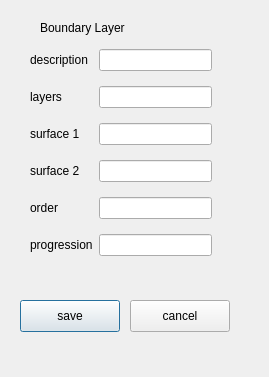
The window that bldialog.ui (Randi-f/NekMeshUI) describes before a commit, drawn with Qt 5.
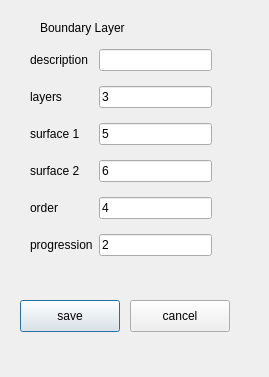
The same window after the commit.

The edit to the form file:
```diff
--- a/bldialog.ui
+++ b/bldialog.ui
@@ -44,10 +44,18 @@
      </widget>
     </item>
     <item row="4" column="1">
-     <widget class="QLineEdit" name="textOrder"/>
+     <widget class="QLineEdit" name="textOrder">
+      <property name="text">
+       <string>4</string>
+      </property>
+     </widget>
     </item>
     <item row="5" column="1">
-     <widget class="QLineEdit" name="textBlprog"/>
+     <widget class="QLineEdit" name="textBlprog">
+      <property name="text">
+       <string>2</string>
+      </property>
+     </widget>
     </item>
     <item row="4" column="0">
      <widget class="QLabel" name="label_4">
@@ -64,7 +72,11 @@
      </widget>
     </item>
     <item row="1" column="1">
-     <widget class="QLineEdit" name="textBllayers"/>
+     <widget class="QLineEdit" name="textBllayers">
+      <property name="text">
+       <string>3</string>
+      </property>
+     </widget>
     </item>
     <item row="5" column="0">
      <widget class="QLabel" name="label_5">
@@ -91,10 +103,18 @@
      <widget class="QLineEdit" name="textDesc"/>
     </item>
     <item row="2" column="1">
-     <widget class="QLineEdit" name="lineSurf1"/>
+     <widget class="QLineEdit" name="lineSurf1">
+      <property name="text">
+       <string>5</string>
+      </property>
+     </widget>
     </item>
     <item row="3" column="1">
-     <widget class="QLineEdit" name="lineSurf2"/>
+     <widget class="QLineEdit" name="lineSurf2">
+      <property name="text">
+       <string>6</string>
+      </property>
+     </widget>
     </item>
    </layout>
   </widget>
```
